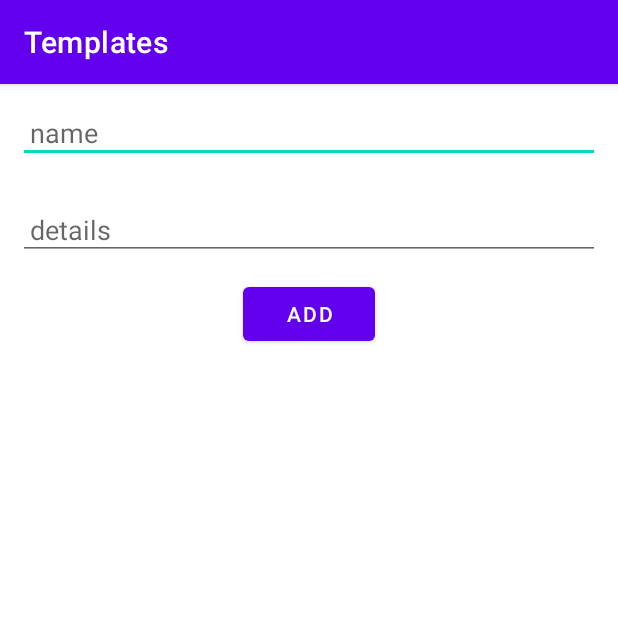
After one commit to RiteshBakare/Templates-Android, an Android app: the SQLAddTaskActivity screen opened directly, with no data from a screen before it, on a phone screen of 412 x 824 dp, the top half of it. The commit adds this screen. Run offline under Robolectric (Android 15) with nearby library versions, the light colour scheme and no system bars.

Commit message:
SQL Helper class done and insert and getall task is done

```diff
--- a/app/src/main/AndroidManifest.xml
+++ b/app/src/main/AndroidManifest.xml
@@ -20,6 +20,12 @@
         android:supportsRtl="true"
         android:theme="@style/Theme.Templates"
         tools:targetApi="31">
+        <activity
+            android:name=".SQLLiteCURD.SQLAddTaskActivity"
+            android:exported="false" />
+        <activity
+            android:name=".SQLLiteCURD.SQLLiteCRUDActivity"
+            android:exported="false" />
         <activity
             android:name=".AllAboutAPI.POSTAPIActivity"
             android:exported="false" />
--- a/app/src/main/java/ritesh/bakare420/atgmail/com/demo/templates/MainActivity.kt
+++ b/app/src/main/java/ritesh/bakare420/atgmail/com/demo/templates/MainActivity.kt
@@ -5,6 +5,7 @@ import androidx.appcompat.app.AppCompatActivity
 import android.os.Bundle
 import ritesh.bakare420.atgmail.com.demo.templates.AllAboutAPI.APIActivity
 import ritesh.bakare420.atgmail.com.demo.templates.RecyclerView.RecyclerViewActivity
+import ritesh.bakare420.atgmail.com.demo.templates.SQLLiteCURD.SQLLiteCRUDActivity
 import ritesh.bakare420.atgmail.com.demo.templates.databinding.ActivityMainBinding
 
 class MainActivity : AppCompatActivity() {
@@ -39,6 +40,10 @@ class MainActivity : AppCompatActivity() {
             startActivity(Intent(this,APIActivity::class.java))
         }
 
+        //
+        binding.btnSQLLite.setOnClickListener {
+            startActivity(Intent(this, SQLLiteCRUDActivity::class.java))
+        }
     }
 
 
--- /dev/null
+++ b/app/src/main/java/ritesh/bakare420/atgmail/com/demo/templates/SQLLiteCURD/SQLAddTaskActivity.kt
@@ -0,0 +1,45 @@
+package ritesh.bakare420.atgmail.com.demo.templates.SQLLiteCURD
+
+import androidx.appcompat.app.AppCompatActivity
+import android.os.Bundle
+import android.widget.Toast
+import ritesh.bakare420.atgmail.com.demo.templates.databinding.ActivitySqladdTaskBinding
+
+class SQLAddTaskActivity : AppCompatActivity() {
+
+    private lateinit var binding: ActivitySqladdTaskBinding
+
+    override fun onCreate(savedInstanceState: Bundle?) {
+        super.onCreate(savedInstanceState)
+        binding = ActivitySqladdTaskBinding.inflate(layoutInflater)
+        setContentView(binding.root)
+
+        val databaseHelper = DatabaseHelper(this)
+
+
+        binding.btnAdd.setOnClickListener {
+
+            if(binding.ETName.text.isEmpty() and binding.ETDetails.text.isEmpty()) {
+                Toast.makeText(this, "Please Add Some Data ", Toast.LENGTH_SHORT).show()
+            }
+            else {
+
+                val name : String = binding.ETName.text.toString()
+                val details : String = binding.ETDetails.text.toString()
+
+                val taskListModel = TaskListModel()
+
+                taskListModel.name = name
+                taskListModel.details = details
+
+                databaseHelper.insert(taskListModel)
+                Toast.makeText(this, "Data Added Successfully ", Toast.LENGTH_SHORT).show()
+            }
+
+        }
+
+
+    }
+
+
+}
--- /dev/null
+++ b/app/src/main/res/drawable/baseline_add_24.xml
@@ -0,0 +1,5 @@
+<vector android:height="24dp" android:tint="#000000"
+    android:viewportHeight="24" android:viewportWidth="24"
+    android:width="24dp" xmlns:android="http://schemas.android.com/apk/res/android">
+    <path android:fillColor="@android:color/white" android:pathData="M19,13h-6v6h-2v-6H5v-2h6V5h2v6h6v2z"/>
+</vector>
--- /dev/null
+++ b/app/src/main/res/layout/activity_sqladd_task.xml
@@ -0,0 +1,38 @@
+<?xml version="1.0" encoding="utf-8"?>
+<LinearLayout
+    xmlns:android="http://schemas.android.com/apk/res/android"
+    xmlns:app="http://schemas.android.com/apk/res-auto"
+    xmlns:tools="http://schemas.android.com/tools"
+    android:layout_width="match_parent"
+    android:layout_height="match_parent"
+    tools:context=".SQLLiteCURD.SQLAddTaskActivity"
+    android:orientation="vertical"
+    >
+
+    <EditText
+        android:id="@+id/ETName"
+        android:layout_width="match_parent"
+        android:layout_height="wrap_content"
+        android:layout_margin="12dp"
+        android:padding="8dp"
+        android:hint="name"
+        />
+
+    <EditText
+        android:id="@+id/ETDetails"
+        android:layout_width="match_parent"
+        android:layout_height="wrap_content"
+        android:layout_margin="12dp"
+        android:padding="8dp"
+        android:hint="details"
+        />
+
+    <Button
+        android:id="@+id/btnAdd"
+        android:layout_width="wrap_content"
+        android:layout_height="wrap_content"
+        android:layout_gravity="center"
+        android:text="Add"
+        />
+
+</LinearLayout>
```
Also changed, not shown: app/src/main/java/ritesh/bakare420/atgmail/com/demo/templates/SQLLiteCURD/DatabaseHelper.kt (added, +125 -0 lines), app/src/main/java/ritesh/bakare420/atgmail/com/demo/templates/SQLLiteCURD/SQLLiteCRUDActivity.kt (added, +37 -0 lines), app/src/main/java/ritesh/bakare420/atgmail/com/demo/templates/SQLLiteCURD/TaskListAdapter.kt (added, +42 -0 lines), app/src/main/java/ritesh/bakare420/atgmail/com/demo/templates/SQLLiteCURD/TaskListModel.kt (added, +8 -0 lines), app/src/main/res/layout/activity_main.xml (+10 -0 lines), app/src/main/res/layout/activity_sqllite_crudactivity.xml (added, +29 -0 lines), app/src/main/res/layout/task_list_item.xml (added, +44 -0 lines).
